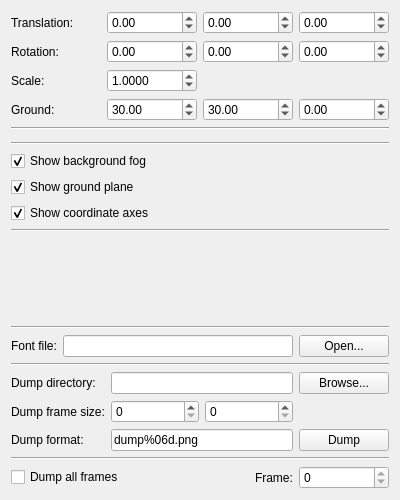
First picture: the form in code/src/lib/visualization/ViewControl.ui, repository jmaye/curb-detection, before the edit.
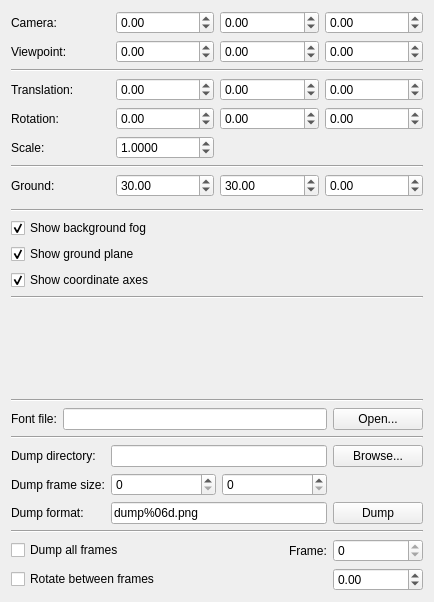
Second picture: the form after the edit. Custom widgets are drawn as their Qt base class.

Patch:
```diff
--- a/code/src/lib/visualization/ViewControl.ui
+++ b/code/src/lib/visualization/ViewControl.ui
@@ -6,8 +6,8 @@
    <rect>
     <x>0</x>
     <y>0</y>
-    <width>400</width>
-    <height>500</height>
+    <width>434</width>
+    <height>602</height>
    </rect>
   </property>
   <property name="windowTitle">
@@ -15,16 +15,101 @@
   </property>
   <layout class="QVBoxLayout" name="verticalLayout">
    <item>
-    <layout class="QGridLayout" name="transformationLayout">
+    <layout class="QGridLayout" name="cameraLayout">
+     <item row="0" column="0">
+      <widget class="QLabel" name="cameraPositionTextLabel">
+       <property name="text">
+        <string>Camera:</string>
+       </property>
+      </widget>
+     </item>
+     <item row="0" column="1">
+      <widget class="QDoubleSpinBox" name="cameraXSpinBox">
+       <property name="minimum">
+        <double>-1000.000000000000000</double>
+       </property>
+       <property name="maximum">
+        <double>1000.000000000000000</double>
+       </property>
+      </widget>
+     </item>
+     <item row="0" column="2">
+      <widget class="QDoubleSpinBox" name="cameraYSpinBox">
+       <property name="minimum">
+        <double>-1000.000000000000000</double>
+       </property>
+       <property name="maximum">
+        <double>1000.000000000000000</double>
+       </property>
+      </widget>
+     </item>
+     <item row="0" column="3">
+      <widget class="QDoubleSpinBox" name="cameraZSpinBox">
+       <property name="minimum">
+        <double>-1000.000000000000000</double>
+       </property>
+       <property name="maximum">
+        <double>1000.000000000000000</double>
+       </property>
+      </widget>
+     </item>
      <item row="1" column="0">
-      <widget class="QLabel" name="translationTextLabel">
+      <widget class="QLabel" name="cameraViewpointTextLabel">
+       <property name="text">
+        <string>Viewpoint:</string>
+       </property>
+      </widget>
+     </item>
+     <item row="1" column="1">
+      <widget class="QDoubleSpinBox" name="cameraViewXSpinBox">
+       <property name="minimum">
+        <double>-1000.000000000000000</double>
+       </property>
+       <property name="maximum">
+        <double>1000.000000000000000</double>
+       </property>
+      </widget>
+     </item>
+     <item row="1" column="2">
+      <widget class="QDoubleSpinBox" name="cameraViewYSpinBox">
+       <property name="minimum">
+        <double>-1000.000000000000000</double>
+       </property>
+       <property name="maximum">
+        <double>1000.000000000000000</double>
+       </property>
+      </widget>
+     </item>
+     <item row="1" column="3">
+      <widget class="QDoubleSpinBox" name="cameraViewZSpinBox">
+       <property name="minimum">
+        <double>-1000.000000000000000</double>
+       </property>
+       <property name="maximum">
+        <double>1000.000000000000000</double>
+       </property>
+      </widget>
+     </item>
+    </layout>
+   </item>
+   <item>
+    <widget class="Line" name="line_7">
+     <property name="orientation">
+      <enum>Qt::Horizontal</enum>
+     </property>
+    </widget>
+   </item>
+   <item>
+    <layout class="QGridLayout" name="sceneLayout">
+     <item row="1" column="0">
+      <widget class="QLabel" name="sceneTranslationTextLabel">
        <property name="text">
         <string>Translation:</string>
        </property>
       </widget>
      </item>
      <item row="1" column="1">
-      <widget class="QDoubleSpinBox" name="xSpinBox">
+      <widget class="QDoubleSpinBox" name="sceneXSpinBox">
        <property name="minimum">
         <double>-1000.000000000000000</double>
        </property>
@@ -34,7 +119,7 @@
       </widget>
      </item>
      <item row="1" column="2">
-      <widget class="QDoubleSpinBox" name="ySpinBox">
+      <widget class="QDoubleSpinBox" name="sceneYSpinBox">
        <property name="minimum">
         <double>-1000.000000000000000</double>
        </property>
@@ -44,7 +129,7 @@
       </widget>
      </item>
      <item row="1" column="3">
-      <widget class="QDoubleSpinBox" name="zSpinBox">
+      <widget class="QDoubleSpinBox" name="sceneZSpinBox">
        <property name="minimum">
         <double>-1000.000000000000000</double>
        </property>
@@ -54,21 +139,21 @@
       </widget>
      </item>
      <item row="2" column="0">
-      <widget class="QLabel" name="rotationTextLabel">
+      <widget class="QLabel" name="sceneRotationTextLabel">
        <property name="text">
         <string>Rotation:</string>
        </property>
       </widget>
      </item>
      <item row="3" column="0">
-      <widget class="QLabel" name="scaleTextLabel">
+      <widget class="QLabel" name="sceneScaleTextLabel">
        <property name="text">
         <string>Scale:</string>
        </property>
       </widget>
      </item>
      <item row="2" column="1">
-      <widget class="QDoubleSpinBox" name="yawSpinBox">
+      <widget class="QDoubleSpinBox" name="sceneYawSpinBox">
        <property name="minimum">
         <double>-180.000000000000000</double>
        </property>
@@ -78,7 +163,7 @@
       </widget>
      </item>
      <item row="2" column="2">
-      <widget class="QDoubleSpinBox" name="pitchSpinBox">
+      <widget class="QDoubleSpinBox" name="scenePitchSpinBox">
        <property name="minimum">
         <double>-180.000000000000000</double>
        </property>
@@ -88,7 +173,7 @@
       </widget>
      </item>
      <item row="2" column="3">
-      <widget class="QDoubleSpinBox" name="rollSpinBox">
+      <widget class="QDoubleSpinBox" name="sceneRollSpinBox">
        <property name="minimum">
         <double>-180.000000000000000</double>
        </property>
@@ -98,16 +183,13 @@
       </widget>
      </item>
      <item row="3" column="1">
-      <widget class="QDoubleSpinBox" name="scaleSpinBox">
+      <widget class="QDoubleSpinBox" name="sceneScaleSpinBox">
        <property name="decimals">
         <number>4</number>
        </property>
        <property name="minimum">
         <double>0.000100000000000</double>
        </property>
-       <property name="maximum">
-        <double>1000.000000000000000</double>
-       </property>
        <property name="singleStep">
         <double>0.010000000000000</double>
        </property>
@@ -116,14 +198,25 @@
        </property>
       </widget>
      </item>
-     <item row="4" column="0">
+    </layout>
+   </item>
+   <item>
+    <widget class="Line" name="line">
+     <property name="orientation">
+      <enum>Qt::Horizontal</enum>
+     </property>
+    </widget>
+   </item>
+   <item>
+    <layout class="QGridLayout" name="groundLayout">
+     <item row="0" column="0">
       <widget class="QLabel" name="groundTextLabel">
        <property name="text">
         <string>Ground:</string>
        </property>
       </widget>
      </item>
-     <item row="4" column="1">
+     <item row="0" column="1">
       <widget class="QDoubleSpinBox" name="groundXSpinBox">
        <property name="singleStep">
         <double>0.010000000000000</double>
@@ -133,7 +226,17 @@
        </property>
       </widget>
      </item>
-     <item row="4" column="3">
+     <item row="0" column="2">
+      <widget class="QDoubleSpinBox" name="groundYSpinBox">
+       <property name="singleStep">
+        <double>0.010000000000000</double>
+       </property>
+       <property name="value">
+        <double>30.000000000000000</double>
+       </property>
+      </widget>
+     </item>
+     <item row="0" column="3">
       <widget class="QDoubleSpinBox" name="groundZSpinBox">
        <property name="minimum">
         <double>-100.000000000000000</double>
@@ -146,25 +249,8 @@
        </property>
       </widget>
      </item>
-     <item row="4" column="2">
-      <widget class="QDoubleSpinBox" name="groundYSpinBox">
-       <property name="singleStep">
-        <double>0.010000000000000</double>
-       </property>
-       <property name="value">
-        <double>30.000000000000000</double>
-       </property>
-      </widget>
-     </item>
     </layout>
    </item>
-   <item>
-    <widget class="Line" name="line">
-     <property name="orientation">
-      <enum>Qt::Horizontal</enum>
-     </property>
-    </widget>
-   </item>
    <item>
     <widget class="ColorChooser" name="colorChooser" native="true"/>
    </item>
@@ -414,6 +500,26 @@
        </property>
       </widget>
      </item>
+     <item row="1" column="0">
+      <widget class="QCheckBox" name="rotateFramesCheckBox">
+       <property name="text">
+        <string>Rotate between frames</string>
+       </property>
+      </widget>
+     </item>
+     <item row="1" column="2">
+      <widget class="QDoubleSpinBox" name="frameRotationSpinBox">
+       <property name="minimum">
+        <double>-180.000000000000000</double>
+       </property>
+       <property name="maximum">
+        <double>179.990000000000009</double>
+       </property>
+       <property name="singleStep">
+        <double>1.000000000000000</double>
+       </property>
+      </widget>
+     </item>
     </layout>
    </item>
   </layout>
```
Left out of the diff: 132 changed lines with no effect on the pictures.
